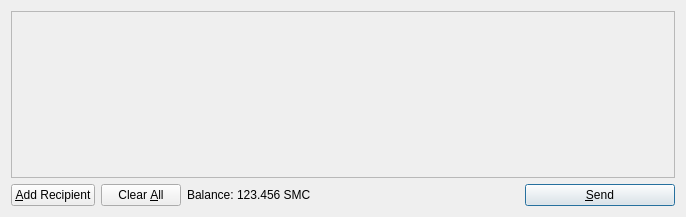
Old version of the form src/qt/forms/sendcoinsdialog.ui in the repository mooneygang/ammocoin.
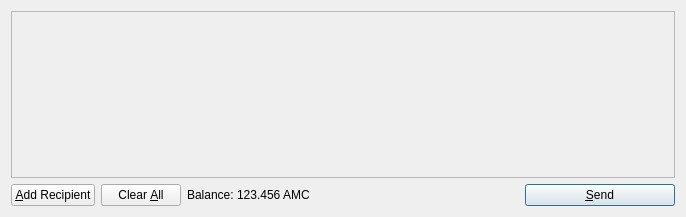
New version of the form. Icons and pictures are not drawn.

Diff of the .ui file:
```diff
--- a/src/qt/forms/sendcoinsdialog.ui
+++ b/src/qt/forms/sendcoinsdialog.ui
@@ -119,7 +119,7 @@
           <cursorShape>IBeamCursor</cursorShape>
          </property>
          <property name="text">
-          <string>123.456 SMC</string>
+          <string>123.456 AMC</string>
          </property>
          <property name="textInteractionFlags">
           <set>Qt::LinksAccessibleByMouse|Qt::TextSelectableByKeyboard|Qt::TextSelectableByMouse</set>
```
